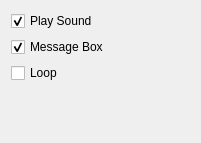
First picture: the form in src/countdownoptionswidget.ui, repository DC23/practice-timer, before the edit.
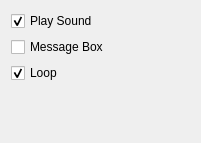
Second picture: the form after the edit.

Commit message: changing defaults to loop and no message box popup

Diff of the .ui file:
```diff
--- a/src/countdownoptionswidget.ui
+++ b/src/countdownoptionswidget.ui
@@ -30,7 +30,7 @@
       <string>Message Box</string>
      </property>
      <property name="checked">
-      <bool>true</bool>
+      <bool>false</bool>
      </property>
     </widget>
    </item>
@@ -39,6 +39,9 @@
      <property name="text">
       <string>Loop</string>
      </property>
+     <property name="checked">
+      <bool>true</bool>
+     </property>
     </widget>
    </item>
    <item>
```
The commit also changes 1 other file.
